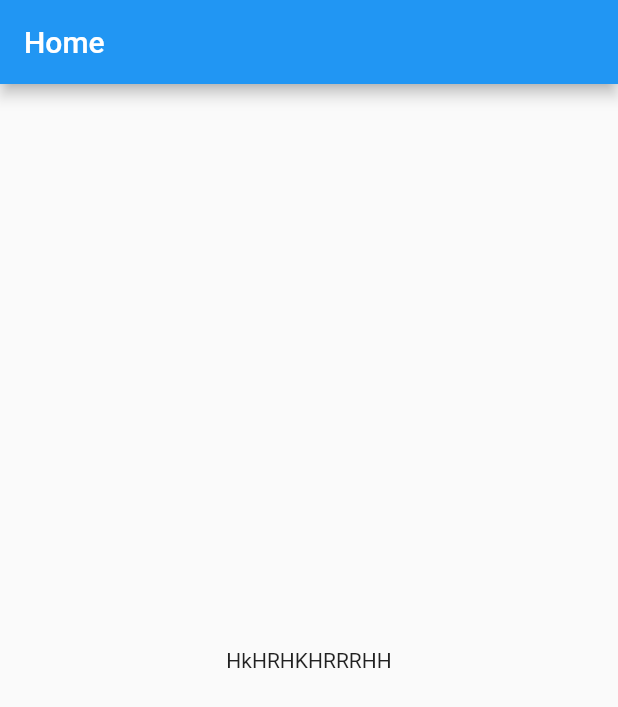
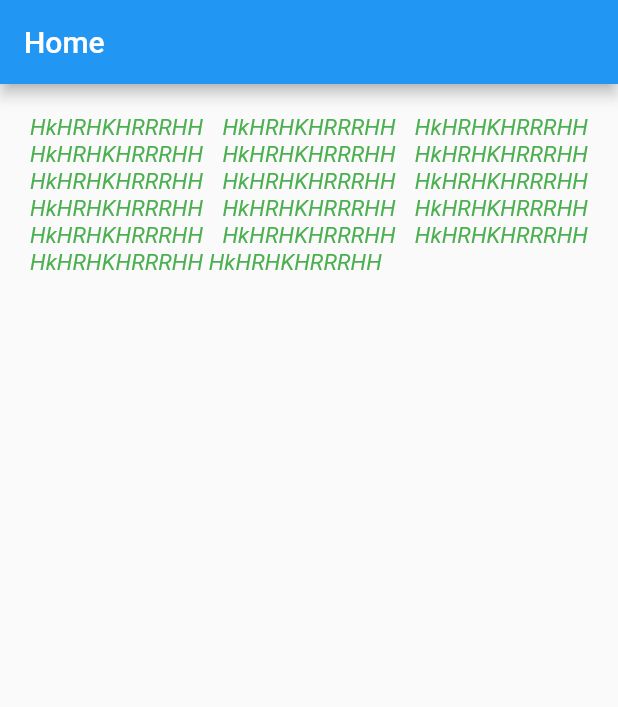
Before and after one commit to SamiranKumar/Hello-Flutter, a Flutter app: the screen it shows after launch, on a phone screen of 412 x 824 dp. Shown: the top 707 px of the screen. Run offline on Flutter 3.47's test engine with Material 2 defaults, Android fonts, the phone set to English and light mode, and no system bars.

Commit message:
change some code

```diff
--- a/FlutterWidget/flutter_widget/lib/main.dart
+++ b/FlutterWidget/flutter_widget/lib/main.dart
@@ -15,17 +15,26 @@ import 'package:flutter/material.dart';
 
 //Flutter EntryPoint
 void main() {
-  runApp(MyApp());
+  runApp(MaterialApp(
+      title: "Fluter Widget App",
+      home: HomePage()
+      )
+  );
 }
 
-class MyApp extends StatelessWidget {
+class HomePage extends StatelessWidget {
   @override
   Widget build(BuildContext context) {
     return MaterialApp(
       title: "HKHR App",
       home: Scaffold(
           appBar: AppBar(title: Text("Home")),
-          body: Center(child: Text("HkHRHKHRRRHH")
+          body:
+          Padding(padding: EdgeInsets.all(20.0),
+            child: Text("HkHRHKHRRRHH HkHRHKHRRRHH HkHRHKHRRRHH HkHRHKHRRRHH HkHRHKHRRRHH HkHRHKHRRRHH HkHRHKHRRRHH HkHRHKHRRRHH HkHRHKHRRRHH HkHRHKHRRRHH HkHRHKHRRRHH HkHRHKHRRRHH HkHRHKHRRRHH HkHRHKHRRRHH HkHRHKHRRRHH HkHRHKHRRRHH HkHRHKHRRRHH",
+              textAlign: TextAlign.justify,
+              style: (TextStyle(color: Colors.green,fontSize: 15,fontStyle: FontStyle.italic)),
+          )
           )
       ),
     );
```
Also changed, not shown: 1 other file.
